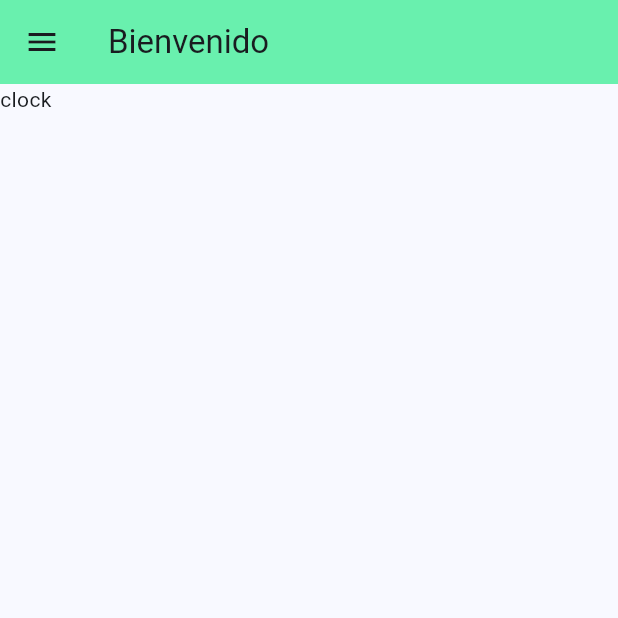
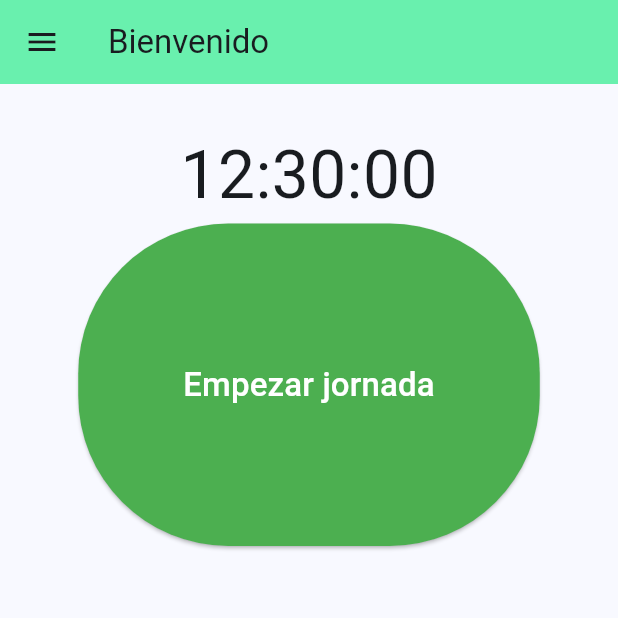
Before and after one commit to adroloja/tupanApp, a Flutter app: the MainScreen screen opened by its route, after a tap on the "menu" icon, after a tap on "Fichar", on a phone screen of 412 x 824 dp, the top half of it. Run offline on Flutter 3.47's test engine with Material 3 defaults, Android fonts, the phone set to English and light mode, and no system bars; our stand-ins replace dio, flutter_secure_storage, fluttertoast, geolocator, go_router, jwt_decoder and 1 more; accounts and stored records are empty; network calls fail.

Commit message:
fichar screen

```diff
--- /dev/null
+++ b/tupan/lib/data/models/clock.dart
@@ -0,0 +1,57 @@
+class Clock {
+  final int id;
+  final String userId;
+  final DateTime clockIn;
+  final DateTime? clockOut;
+  final String? total;
+  final double latStart;
+  final double lngStart;
+  final double latEnd;
+  final double lngEnd;
+  final bool isComplete;
+
+  Clock({
+    required this.id,
+    required this.userId,
+    required this.clockIn,
+    this.clockOut,
+    this.total,
+    required this.latStart,
+    required this.lngStart,
+    required this.latEnd,
+    required this.lngEnd,
+    required this.isComplete,
+  });
+
+  factory Clock.fromJson(Map<String, dynamic> json) {
+    return Clock(
+      id: json['id'] as int,
+      userId: json['userId'] as String,
+      clockIn: DateTime.parse(json['clockIn'] as String),
+      clockOut: json['clockOut'] != null
+          ? DateTime.parse(json['clockOut'] as String)
+          : null,
+      total: json['total'] as String?,
+      latStart: json['lat_start'] as double,
+      lngStart: json['lng_start'] as double,
+      latEnd: json['lat_end'] as double,
+      lngEnd: json['lng_end'] as double,
+      isComplete: json['complete'] as bool,
+    );
+  }
+
+  Map<String, dynamic> toJson() {
+    return {
+      'id': id,
+      'userId': userId,
+      'clockIn': clockIn.toIso8601String(),
+      'clockOut': clockOut?.toIso8601String(),
+      'total': total,
+      'lat_start': latStart,
+      'lng_start': lngStart,
+      'lat_end': latEnd,
+      'lng_end': lngEnd,
+      'complete': isComplete,
+    };
+  }
+}
--- a/tupan/lib/data/providers/auth_provider.dart
+++ b/tupan/lib/data/providers/auth_provider.dart
@@ -1,22 +1,29 @@
 import 'package:flutter/material.dart';
-import 'package:tupan/logic/controller/authenticate.dart';
+import 'package:tupan/data/repositories/authenticate.dart';
 
 class AuthProvider extends ChangeNotifier {
   final Authenticate _authenticate = Authenticate();
-  String? _userId;
   bool _isAuthenticated = false;
+  String? id;
+  String? token;
+  String? tokenRefresh;
+  String? password;
+  String? email;
+  String? username;
+  String? firstName;
+  String? lastName;
 
   // Getter para saber si el usuario está autenticado
   bool get isAuthenticated => _isAuthenticated;
 
   // Getter para obtener el ID del usuario
-  String? get userId => _userId;
+  String? get userId => id;
 
   Future<bool> login(String username, String password) async {
     bool emailVerified = await _authenticate.auth(username, password);
 
     if (emailVerified) {
-      _userId = username; // Almacena el nombre de usuario o ID del usuario
+      username = username; // Almacena el nombre de usuario o ID del usuario
       _isAuthenticated = true;
 
       notifyListeners(); // Notifica a los oyentes sobre el cambio de estado
--- a/tupan/lib/main.dart
+++ b/tupan/lib/main.dart
@@ -1,6 +1,7 @@
 import 'package:flutter/material.dart';
 import 'package:provider/provider.dart';
 import 'package:tupan/data/providers/auth_provider.dart';
+import 'package:tupan/data/providers/clock_provider.dart';
 import 'package:tupan/presentation/themes/app_theme.dart';
 import 'package:tupan/routes/app_routes.dart';
 
@@ -14,7 +15,10 @@
   @override
   Widget build(BuildContext context) {
     return MultiProvider(
-      providers: [ChangeNotifierProvider(create: (_) => AuthProvider())],
+      providers: [
+        ChangeNotifierProvider(create: (_) => AuthProvider()),
+        ChangeNotifierProvider(create: (_) => ClockProvider()),
+      ],
       child: MaterialApp.router(
         title: 'Flutter Demo',
         routerConfig: appRouter,
--- a/tupan/lib/presentation/screens/clock_screen.dart
+++ b/tupan/lib/presentation/screens/clock_screen.dart
@@ -1,6 +1,8 @@
 import 'package:flutter/material.dart';
 import 'package:tupan/presentation/widgets/custom_app_bar.dart';
 import 'package:tupan/presentation/widgets/custom_drawer.dart';
+import 'package:tupan/presentation/widgets/real_time_clock.dart';
+import 'package:tupan/presentation/widgets/round_button.dart';
 
 class ClockScreen extends StatefulWidget {
   static const String NAME = "clock_screen";
@@ -13,12 +15,22 @@ class ClockScreen extends StatefulWidget {
 class _ClockScreenState extends State<ClockScreen> {
   @override
   Widget build(BuildContext context) {
-    return Scaffold(
+    return const Scaffold(
       appBar: CustomAppBar(),
       drawer: CustomDrawer(),
       body: SafeArea(
-        child: Text("clock"),
-      ),
+          child: Center(
+        child: Column(
+          children: [
+            SizedBox(
+              height: 30,
+            ),
+            RealTimeClock(),
+            RoundButton(
+                activeText: "Empezar jornada", inactiveText: "Terminar jornada")
+          ],
+        ),
+      )),
     );
   }
 }
--- a/tupan/lib/presentation/screens/login_screen.dart
+++ b/tupan/lib/presentation/screens/login_screen.dart
@@ -3,7 +3,7 @@ import 'package:fluttertoast/fluttertoast.dart';
 import 'package:go_router/go_router.dart';
 import 'package:provider/provider.dart'; // Asegúrate de importar provider
 import 'package:tupan/data/providers/auth_provider.dart';
-import 'package:tupan/logic/controller/authenticate.dart';
+import 'package:tupan/data/repositories/authenticate.dart';
 import 'package:tupan/utils/constants.dart';
 import 'package:tupan/utils/secure_storage.dart';
 
--- /dev/null
+++ b/tupan/lib/presentation/widgets/real_time_clock.dart
@@ -0,0 +1,54 @@
+import 'dart:async';
+import 'package:flutter/material.dart';
+import 'package:intl/intl.dart';
+import 'package:timezone/data/latest.dart' as tz;
+
+class RealTimeClock extends StatefulWidget {
+  const RealTimeClock({super.key});
+
+  @override
+  _RealTimeClockState createState() => _RealTimeClockState();
+}
+
+class _RealTimeClockState extends State<RealTimeClock> {
+  late StreamController<DateTime> _timeController;
+  late Timer _timer;
+
+  @override
+  void initState() {
+    super.initState();
+    tz.initializeTimeZones();
+    _timeController = StreamController<DateTime>();
+
+    _timer = Timer.periodic(const Duration(seconds: 1), (_) {
+      final now = DateTime.now()
+          .add(const Duration(hours: 2)); // Añade dos horas al tiempo actual
+      _timeController.add(now);
+    });
+  }
+
+  @override
+  void dispose() {
+    _timer.cancel();
+    _timeController.close();
+    super.dispose();
+  }
+
+  @override
+  Widget build(BuildContext context) {
+    return StreamBuilder<DateTime>(
+      stream: _timeController.stream,
+      builder: (context, snapshot) {
+        if (snapshot.hasData) {
+          final formattedTime = DateFormat('HH:mm:ss').format(snapshot.data!);
+          return Text(
+            formattedTime,
+            style: const TextStyle(fontSize: 44),
+          );
+        } else {
+          return const CircularProgressIndicator();
+        }
+      },
+    );
+  }
+}
--- /dev/null
+++ b/tupan/lib/presentation/widgets/round_button.dart
@@ -0,0 +1,107 @@
+import 'package:dio/dio.dart';
+import 'package:flutter/material.dart';
+import 'package:geolocator/geolocator.dart';
+import 'package:provider/provider.dart';
+import 'package:tupan/data/models/clock.dart';
+import 'package:tupan/data/providers/clock_provider.dart';
+import 'package:tupan/utils/constants.dart';
+import 'package:tupan/utils/geolocaion.dart';
+
+class RoundButton extends StatefulWidget {
+  final String activeText;
+  final String inactiveText;
+
+  const RoundButton({
+    super.key,
+    required this.activeText,
+    required this.inactiveText,
+  });
+
+  @override
+  _RoundButtonState createState() => _RoundButtonState();
+}
+
+class _RoundButtonState extends State<RoundButton> {
+  final Geolocation _geolocation = Geolocation();
+  Position? _currentPosition;
+  String? _locationMessage;
+  bool _isActive = true;
+  Clock? lastClockData;
+  bool isComplete = true;
+
+  @override
+  void initState() {
+    super.initState();
+    _fetchLastClockData();
+    getGeolocation();
+    setState(() {});
+  }
+
+  Future<Position?> getGeolocation() async {
+    Position? position = await _geolocation.getCurrentLocation();
+    if (position != null) {
+      print(position);
+    } else {
+      print("Position es null");
+    }
+    return null;
+  }
+
+  Future<void> _fetchLastClockData() async {
+    final clockProvider = Provider.of<ClockProvider>(context, listen: false);
+    _isActive = await clockProvider.getLastClockAndEvaluate(Credentials.id!);
+  }
+
+  void _toggleButtonState() {
+    setState(() {
+      _isActive = !_isActive;
+    });
+  }
+
+  @override
+  Widget build(BuildContext context) {
+    return ElevatedButton(
+      onPressed: () {
+        showDialog(
+          context: context,
+          builder: (context) => AlertDialog(
+            title: const Text('Confirmación'),
+            content: Text(_isActive
+                ? '¿Desea ${widget.activeText.toLowerCase()}?'
+                : '¿Desea ${widget.inactiveText.toLowerCase()}?'),
+            actions: [
+              TextButton(
+                onPressed: () {
+                  Navigator.of(context).pop();
+                },
+                child: const Text('Cancelar'),
+              ),
+              TextButton(
+                onPressed: () {
+                  _toggleButtonState();
+
+                  Navigator.of(context).pop();
+                },
+                child: const Text('Aceptar'),
+              ),
+            ],
+          ),
+        );
+      },
+      style: ElevatedButton.styleFrom(
+        padding: const EdgeInsets.symmetric(horizontal: 70, vertical: 92),
+        backgroundColor: _isActive ? Colors.green : Colors.red,
+        shape: RoundedRectangleBorder(
+          borderRadius: BorderRadius.circular(100),
+        ),
+      ),
+      child: Text(
+        _isActive ? widget.activeText : widget.inactiveText,
+        style: const TextStyle(
+          fontSize: 22,
+          color: Colors.white,
+        ),
+      ),
+    );
+  }
+}
--- a/tupan/lib/utils/constants.dart
+++ b/tupan/lib/utils/constants.dart
@@ -16,4 +16,5 @@ class Credentials {
   static String? username;
   static String? firstName;
   static String? lastName;
+  static bool? clockIsComplete;
 }
--- /dev/null
+++ b/tupan/lib/utils/geolocaion.dart
@@ -0,0 +1,40 @@
+import 'package:geolocator/geolocator.dart';
+
+class Geolocation {
+  Future<Position?> getCurrentLocation() async {
+    bool serviceEnabled;
+    LocationPermission permission;
+
+    // Comprueba si los servicios de ubicación están habilitados
+    serviceEnabled = await Geolocator.isLocationServiceEnabled();
+    if (!serviceEnabled) {
+      // Los servicios de ubicación no están habilitados, devuelve null
+      print("Los servicios de ubicación están deshabilitados.");
+      return null;
+    }
+
+    // Comprueba los permisos de ubicación
+    permission = await Geolocator.checkPermission();
+    if (permission == LocationPermission.denied) {
+      permission = await Geolocator.requestPermission();
+      if (permission == LocationPermission.denied) {
+        // Los permisos están denegados, devuelve null
+        print("Los permisos de ubicación están denegados.");
+        return null;
+      }
+    }
+
+    if (permission == LocationPermission.deniedForever) {
+      // Los permisos están denegados para siempre, devuelve null
+      print("Los permisos de ubicación están denegados para siempre.");
+      return null;
+    }
+
+    // Obtén la posición actual con alta precisión
+    Position position = await Geolocator.getCurrentPosition(
+      desiredAccuracy: LocationAccuracy.high,
+    );
+
+    return position;
+  }
+}
--- a/tupan/pubspec.yaml
+++ b/tupan/pubspec.yaml
@@ -41,6 +41,9 @@ dependencies:
   dio: ^5.7.0
   fluttertoast: ^8.2.5
   jwt_decoder: ^2.0.1
+  intl: ^0.19.0
+  timezone: ^0.9.3
+  geolocator: ^13.0.1
 
 dev_dependencies:
   flutter_test:
```
Also changed, not shown: tupan/lib/data/providers/clock_provider.dart (added, +55 -0 lines), tupan/lib/data/repositories/base_controller.dart (added, +190 -0 lines), tupan/lib/data/repositories/clock/clock_controller.dart (added, +25 -0 lines), tupan/lib/data/repositories/authenticate.dart (renamed from tupan/lib/logic/controller/authenticate.dart), tupan/pubspec.lock, 4 other files.
